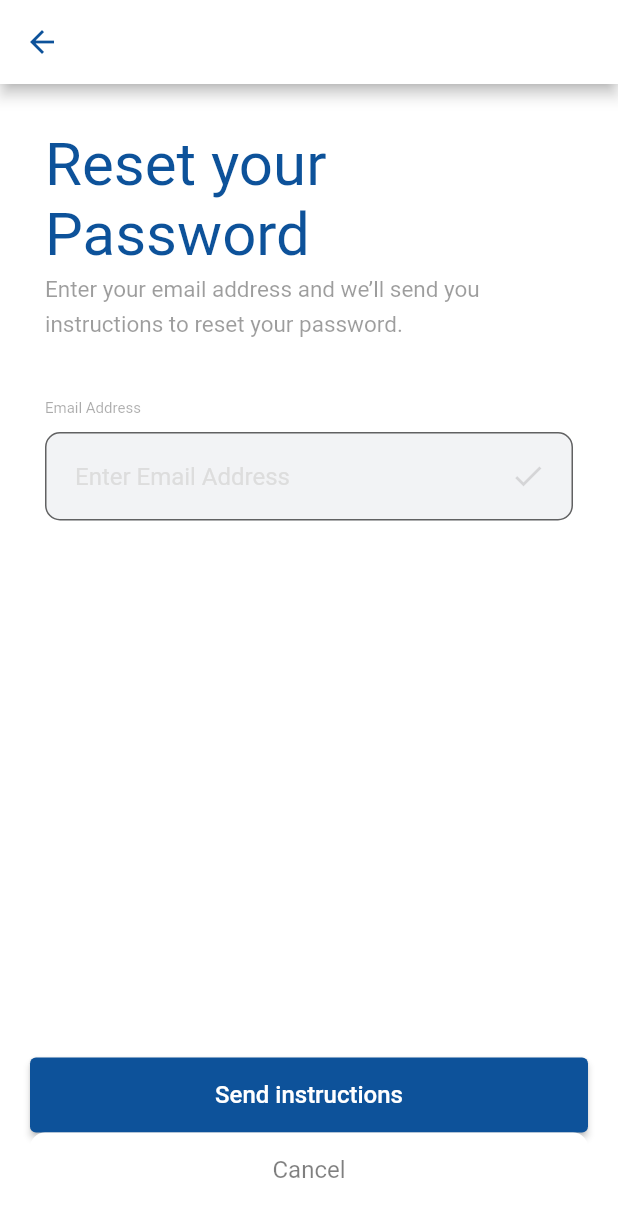
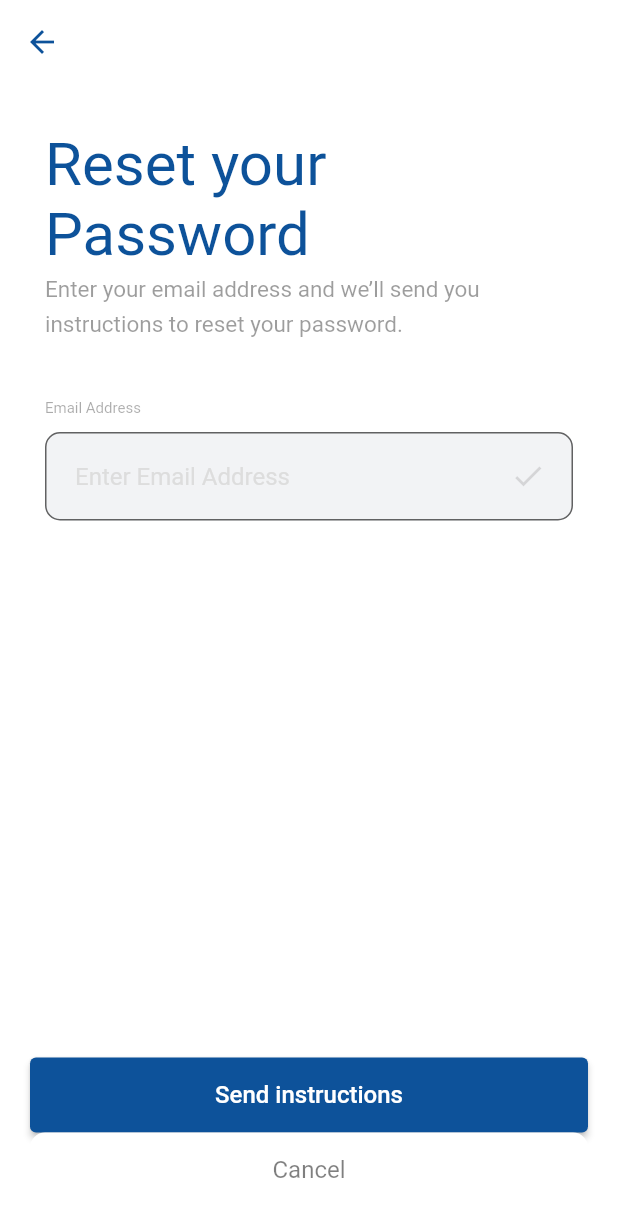
Before and after one commit to teerathk/Longo, a Flutter app: the screen it shows after launch, after a tap on "Forgot Password?", on a phone screen of 412 x 824 dp. Shown: the top 1217 px of the screen. Run offline on Flutter 3.47's test engine with Material 2 defaults, Android fonts, the phone set to English and light mode, and no system bars; our stand-ins replace fluttertoast, image_picker, shared_preferences; network calls fail.

Commit message:
comments for fixes
alignment issues

```diff
--- a/lib/pages/forgot.dart
+++ b/lib/pages/forgot.dart
@@ -101,6 +101,7 @@ class _ForgotPageState extends State<ForgotPage> {
         backgroundColor: const Color(0xffffffff),
         resizeToAvoidBottomInset : false,
         appBar: AppBar(
+          elevation: 0.0,
           backgroundColor: const Color(0xffffffff),
           leading: IconButton(
             icon: Icon(Icons.arrow_back, color: const Color(0xff0D529A)),
--- a/lib/pages/login.dart
+++ b/lib/pages/login.dart
@@ -336,8 +336,8 @@ class _LoginPageState extends State<LoginPage> {
                         // Based on passwordVisible state choose the icon
 
                         _passwordVisible
-                            ? Icons.visibility_off
-                            : Icons.visibility,
+                            ? Icons.visibility
+                            : Icons.visibility_off,
                         color: emailClicked ==true ? Theme.of(context).primaryColorDark : Colors.black12,
                       ),
                       onPressed: () {
```
Also changed, not shown: pubspec.lock.
